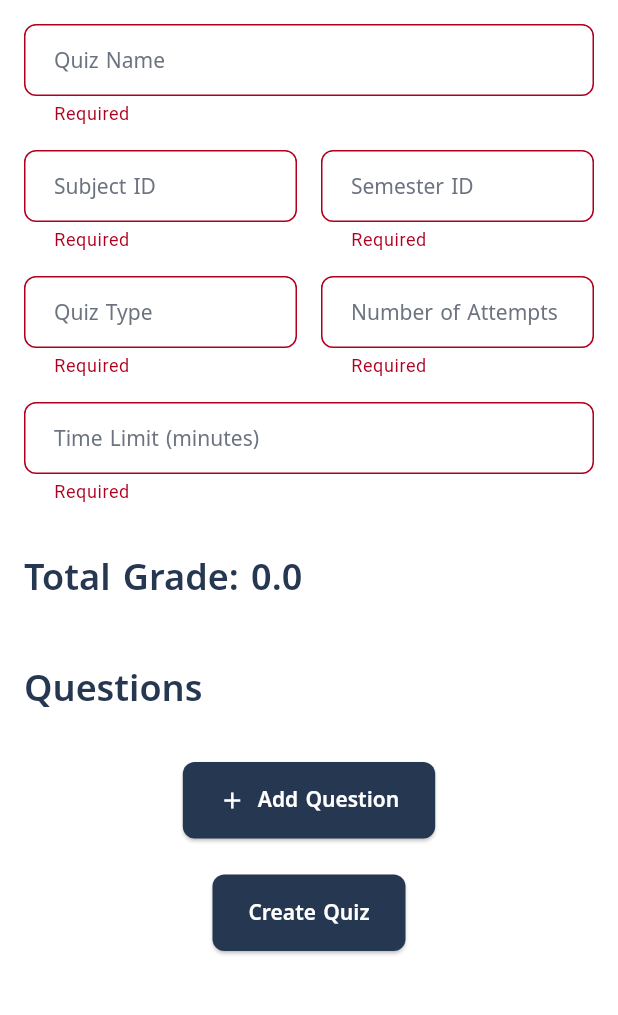
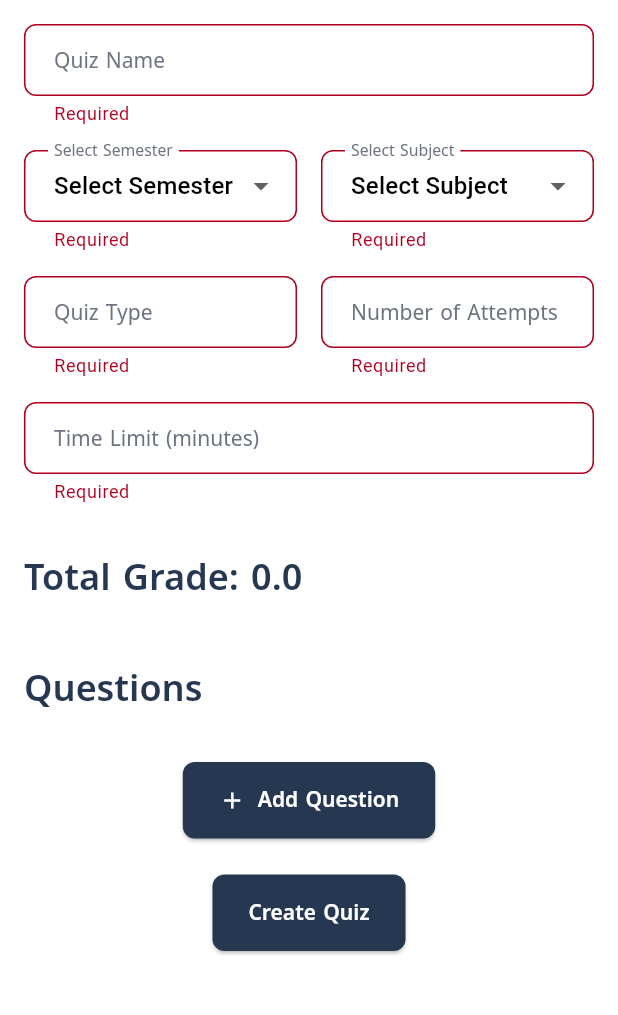
Before and after one commit to MarkEhab33/Admin-dashboard, a Flutter app: the CreateQuizScreen screen opened directly, after a tap on "Create Quiz", on a phone screen of 412 x 824 dp, the part 84-1099 px from its top. Run offline on Flutter 3.47's test engine with Material 3 defaults, Android fonts, the phone set to English and light mode, and no system bars; our stand-ins replace file_picker, just_audio, youtube_player_iframe; missing offline and left inert: cloudinary_public, dart:html, syncfusion_flutter_pdfviewer; network calls fail.

Commit message:
add filters

```diff
--- a/lib/Quizzes/create_quiz_screen.dart
+++ b/lib/Quizzes/create_quiz_screen.dart
@@ -18,21 +18,23 @@ class _CreateQuizScreenState extends State<CreateQuizScreen> {
   final List<Question> _questions = [];
 
   final _nameController = TextEditingController();
-  final _subjectIdController = TextEditingController();
-  final _semesterIdController = TextEditingController();
   final _typeController = TextEditingController();
   final _attemptsController = TextEditingController();
   final _timeLimitController = TextEditingController();
 
+  int? selectedSemesterId;
+  int? selectedSubjectId;
+  List<Map<String, dynamic>> availableSubjects = [];
+
   @override
   void initState() {
     super.initState();
+    _loadSemestersList();
     if (widget.quizToEdit != null) {
-      // Populate the form with existing quiz data
       final quiz = widget.quizToEdit!;
       _nameController.text = quiz.name;
-      _subjectIdController.text = quiz.subject['id'].toString();
-      _semesterIdController.text = quiz.semester['id'].toString();
+      selectedSemesterId = quiz.semester['id'];
+      selectedSubjectId = quiz.subject['id'];
       _typeController.text = quiz.type;
       _attemptsController.text = quiz.numberOfAttempts.toString();
       _timeLimitController.text = quiz.timeLimit.toString();
@@ -40,11 +42,20 @@ class _CreateQuizScreenState extends State<CreateQuizScreen> {
     }
   }
 
+  Future<void> _loadSemestersList() async {
+    await Provider.of<QuizProvider>(context, listen: false).fetchSemestersList();
+  }
+
+  void _updateAvailableSubjects(List<Map<String, dynamic>> subjects) {
+    setState(() {
+      availableSubjects = subjects;
+      selectedSubjectId = null; // Reset subject selection when semester changes
+    });
+  }
+
   @override
   void dispose() {
     _nameController.dispose();
-    _subjectIdController.dispose();
-    _semesterIdController.dispose();
     _typeController.dispose();
     _attemptsController.dispose();
     _timeLimitController.dispose();
@@ -73,8 +84,8 @@ class _CreateQuizScreenState extends State<CreateQuizScreen> {
       try {
         final quiz = Quiz(
           name: _nameController.text,
-          subjectId: int.parse(_subjectIdController.text),
-          semesterId: int.parse(_semesterIdController.text),
+          subjectId: selectedSubjectId!,
+          semesterId: selectedSemesterId!,
           grade: _calculateTotalGrade().toInt(),
           type: _typeController.text,
           numberOfAttempts: int.parse(_attemptsController.text),
@@ -125,26 +136,71 @@ class _CreateQuizScreenState extends State<CreateQuizScreen> {
                 validator: (value) => value?.isEmpty ?? true ? 'Required' : null,
               ),
               const SizedBox(height: 16),
-              Row(
+              Consumer<QuizProvider>(
+                builder: (context, quizProvider, child) {
+                  return Row(
                     children: [
                       Expanded(
-                    child: TextFormField(
-                      controller: _subjectIdController,
-                      decoration: AppTheme.inputDecoration('Subject ID'),
-                      keyboardType: TextInputType.number,
-                      validator: (value) => value?.isEmpty ?? true ? 'Required' : null,
+                        child: DropdownButtonFormField<int>(
+                          value: selectedSemesterId,
+                          decoration: AppTheme.inputDecoration('Select Semester'),
+                          items: [
+                            const DropdownMenuItem<int>(
+                              value: null,
+                              child: Text('Select Semester'),
+                            ),
+                            ...quizProvider.semestersList.map((semester) {
+                              return DropdownMenuItem<int>(
+                                value: semester['id'] as int,
+                                child: Text(semester['name'] as String),
+                              );
+                            }).toList(),
+                          ],
+                          validator: (value) => value == null ? 'Required' : null,
+                          onChanged: (value) {
+                            setState(() {
+                              selectedSemesterId = value;
+                              // Find and update available subjects for selected semester
+                              if (value != null) {
+                                final semester = quizProvider.semestersList
+                                    .firstWhere((s) => s['id'] == value);
+                                _updateAvailableSubjects(
+                                    List<Map<String, dynamic>>.from(semester['subjects']));
+                              } else {
+                                _updateAvailableSubjects([]);
+                              }
+                            });
+                          },
                         ),
                       ),
                       const SizedBox(width: 16),
                       Expanded(
-                    child: TextFormField(
-                      controller: _semesterIdController,
-                      decoration: AppTheme.inputDecoration('Semester ID'),
-                      keyboardType: TextInputType.number,
-                      validator: (value) => value?.isEmpty ?? true ? 'Required' : null,
+                        child: DropdownButtonFormField<int>(
+                          value: selectedSubjectId,
+                          decoration: AppTheme.inputDecoration('Select Subject'),
+                          items: [
+                            const DropdownMenuItem<int>(
+                              value: null,
+                              child: Text('Select Subject'),
+                            ),
+                            ...availableSubjects.map((subject) {
+                              return DropdownMenuItem<int>(
+                                value: subject['id'] as int,
+                                child: Text(subject['name'] as String),
+                              );
+                            }).toList(),
+                          ],
+                          validator: (value) => value == null ? 'Required' : null,
+                          onChanged: (value) {
+                            setState(() {
+                              selectedSubjectId = value;
+                            });
+                          },
                         ),
                       ),
                     ],
+                  );
+                },
               ),
               const SizedBox(height: 16),
               Row(
--- a/lib/provider/quiz_provider.dart
+++ b/lib/provider/quiz_provider.dart
@@ -47,7 +47,11 @@ class QuizProvider with ChangeNotifier {
   bool get isLoading => _isLoading;
   String get error => _error;
 
-   Future<void> createQuiz(Quiz quiz) async {
+  List<Map<String, dynamic>> _semestersList = [];
+
+  List<Map<String, dynamic>> get semestersList => _semestersList;
+
+  Future<void> createQuiz(Quiz quiz) async {
     try {
       final requestBody = json.encode(quiz.toJson());
       print('Request body: $requestBody'); // Add this line to debug
@@ -159,4 +163,23 @@ class QuizProvider with ChangeNotifier {
       throw Exception('Error deleting quiz: $e');
     }
   }
+
+  Future<void> fetchSemestersList() async {
+    try {
+      final response = await http.get(
+        Uri.parse('${Globals.baseUrl}/semester/list'),
+        headers: {'Content-Type': 'application/json'},
+      );
+
+      if (response.statusCode == 200) {
+        final data = json.decode(response.body);
+        _semestersList = List<Map<String, dynamic>>.from(data['data']);
+        notifyListeners();
+      } else {
+        throw Exception('Failed to load semesters list');
+      }
+    } catch (e) {
+      throw Exception('Error fetching semesters list: $e');
+    }
+  }
 }
```
Lines whose indentation alone changed are shown as unchanged.
